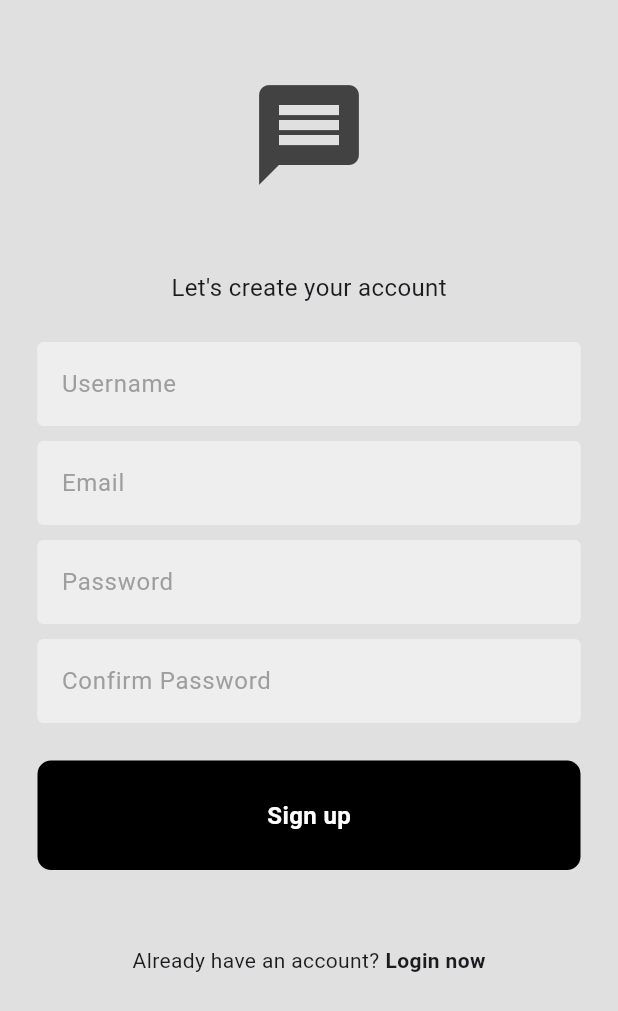
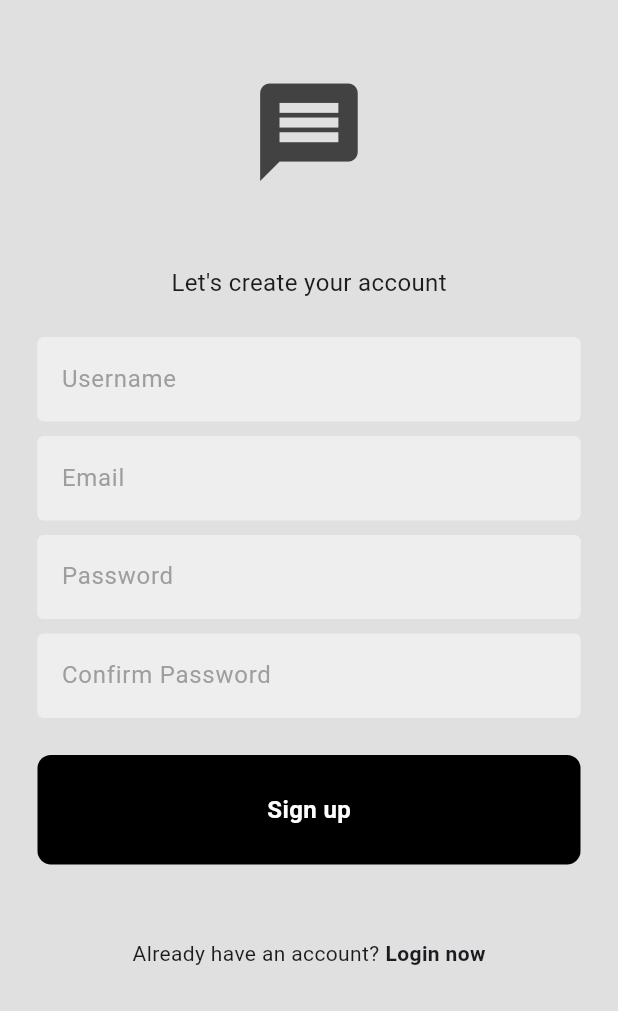
Before and after one commit to Modi08/HotZone, a Flutter app: the screen it shows after launch, after a tap on "Register now", on a phone screen of 412 x 824 dp. Shown: the top 1011 px of the screen. Run offline on Flutter 3.47's test engine with Material 3 defaults, Android fonts, the phone set to English and light mode, and no system bars; our stand-ins replace flutter_dotenv, flutter_svg, image_picker, location, shared_preferences; missing offline and left inert: aws_s3_upload_lite; network calls fail.

Commit message:
Set up media query to be used for all measurements

```diff
--- a/lib/pages/loginpage.dart
+++ b/lib/pages/loginpage.dart
@@ -10,8 +10,9 @@ import 'package:nearmessageapp/services/general/localstorage.dart';
 import 'package:nearmessageapp/services/general/snackbar.dart';
 
 class LoginPage extends StatefulWidget {
+  const LoginPage({super.key, required this.onTap, required this.screenSize});
   final void Function()? onTap;
-  const LoginPage({super.key, required this.onTap});
+  final Size screenSize;
 
   @override
   State<LoginPage> createState() => _LoginPageState();
@@ -58,30 +59,30 @@ class _LoginPageState extends State<LoginPage> {
             padding: const EdgeInsets.symmetric(horizontal: 25.0),
             child:
                 Column(mainAxisAlignment: MainAxisAlignment.center, children: [
-              const SizedBox(height: 50),
+              SizedBox(height: widget.screenSize.height * 0.06),
               Icon(
                 Icons.message,
-                size: 80,
+                size: widget.screenSize.height * 0.095,
                 color: Colors.grey[800],
               ),
-              const SizedBox(height: 50),
+              SizedBox(height: widget.screenSize.height * 0.06),
               const Text(
                 "Welcome back. You' ve been missed!",
                 style: TextStyle(fontSize: 16),
               ),
-              const SizedBox(height: 25),
+              SizedBox(height: widget.screenSize.height * 0.03),
               MyTextField(controller: emailController, hintText: "Email"),
-              const SizedBox(height: 10),
+              SizedBox(height: widget.screenSize.height * 0.0119),
               MyTextField(
                   controller: pwdController,
                   hintText: "Password",
                   obscureText: true),
-              const SizedBox(
-                height: 25,
+              SizedBox(
+                height: widget.screenSize.height * 0.03,
               ),
               CButton(onTap: login, text: "Login"),
-              const SizedBox(
-                height: 50,
+              SizedBox(
+                height: widget.screenSize.height * 0.06,
               ),
               Row(
                 mainAxisAlignment: MainAxisAlignment.center,
--- a/lib/pages/signuppage.dart
+++ b/lib/pages/signuppage.dart
@@ -10,8 +10,9 @@ import 'package:nearmessageapp/services/general/localstorage.dart';
 import 'package:nearmessageapp/services/general/snackbar.dart';
 
 class RegisterPage extends StatefulWidget {
+  const RegisterPage({super.key, required this.onTap, required this.screenSize});
   final void Function()? onTap;
-  const RegisterPage({super.key, required this.onTap});
+  final Size screenSize;
 
   @override
   State<RegisterPage> createState() => _RegisterPageState();
@@ -65,37 +66,37 @@ class _RegisterPageState extends State<RegisterPage> {
             padding: const EdgeInsets.symmetric(horizontal: 25.0),
             child:
                 Column(mainAxisAlignment: MainAxisAlignment.center, children: [
-              const SizedBox(height: 50),
+              SizedBox(height: widget.screenSize.height * 0.06),
               Icon(
                 Icons.message,
-                size: 80,
+                size: widget.screenSize.height * 0.095,
                 color: Colors.grey[800],
               ),
-              const SizedBox(height: 50),
+              SizedBox(height: widget.screenSize.height * 0.06),
               const Text(
                 "Let's create your account",
                 style: TextStyle(fontSize: 16),
               ),
-              const SizedBox(height: 25),
+              SizedBox(height: widget.screenSize.height * 0.03),
               MyTextField(controller: usernameController, hintText: "Username"),
-              const SizedBox(height: 10),
+              SizedBox(height: widget.screenSize.height * 0.012),
               MyTextField(controller: emailController, hintText: "Email"),
-              const SizedBox(height: 10),
+              SizedBox(height: widget.screenSize.height * 0.012),
               MyTextField(
                   controller: pwdController,
                   hintText: "Password",
                   obscureText: true),
-              const SizedBox(height: 10),
+              SizedBox(height: widget.screenSize.height * 0.012),
               MyTextField(
                   controller: confirmPwdController,
                   hintText: "Confirm Password",
                   obscureText: true),
-              const SizedBox(
-                height: 25,
+              SizedBox(
+                height: widget.screenSize.height * 0.03,
               ),
               CButton(onTap: signUp, text: "Sign up"),
-              const SizedBox(
-                height: 50,
+              SizedBox(
+                height: widget.screenSize.height * 0.06,
               ),
               Row(
                 mainAxisAlignment: MainAxisAlignment.center,
--- a/lib/services/auth/auth_gate.dart
+++ b/lib/services/auth/auth_gate.dart
@@ -29,18 +29,20 @@ class _AuthGateState extends State<AuthGate> {
 
   @override
   Widget build(BuildContext context) {
+    final screenSize = MediaQuery.of(context).size;
+
     isUserIdFound.then((value) {
       if (value == null) {
-        setisLoggedin(false, value!);
+        setisLoggedin(false, value);
       } else {
         setisLoggedin(true, value);
       }
     });
 
     if (isLoggedin) {
-      return PageRender(title: "Chat Room", userId: userId);
+      return PageRender(title: "Chat Room", userId: userId, screenSize: screenSize);
     } else {
-      return const LoginOrRegister();
+      return LoginOrRegister(screenSize: screenSize);
     }
   }
 }
--- a/lib/services/auth/login_or_signup.dart
+++ b/lib/services/auth/login_or_signup.dart
@@ -2,16 +2,15 @@ import 'package:flutter/material.dart';
 import 'package:nearmessageapp/pages/loginpage.dart';
 import 'package:nearmessageapp/pages/signuppage.dart';
 
-
 class LoginOrRegister extends StatefulWidget {
-  const LoginOrRegister({super.key});
+  const LoginOrRegister({super.key, required this.screenSize});
+  final Size screenSize;
 
   @override
   State<LoginOrRegister> createState() => _LoginOrRegisterState();
 }
 
 class _LoginOrRegisterState extends State<LoginOrRegister> {
-
   bool showLoginPage = true;
 
   void togglePages() {
@@ -22,10 +21,10 @@ class _LoginOrRegisterState extends State<LoginOrRegister> {
 
   @override
   Widget build(BuildContext context) {
-    if (showLoginPage){
-      return LoginPage(onTap: togglePages);
+    if (showLoginPage) {
+      return LoginPage(onTap: togglePages, screenSize: widget.screenSize);
     } else {
-      return RegisterPage(onTap: togglePages);
+      return RegisterPage(onTap: togglePages, screenSize: widget.screenSize);
     }
   }
 }
```
Also changed, not shown: lib/pages/homepage.dart (+5 -4 lines), lib/services/general/pagerender.dart (+9 -8 lines).
